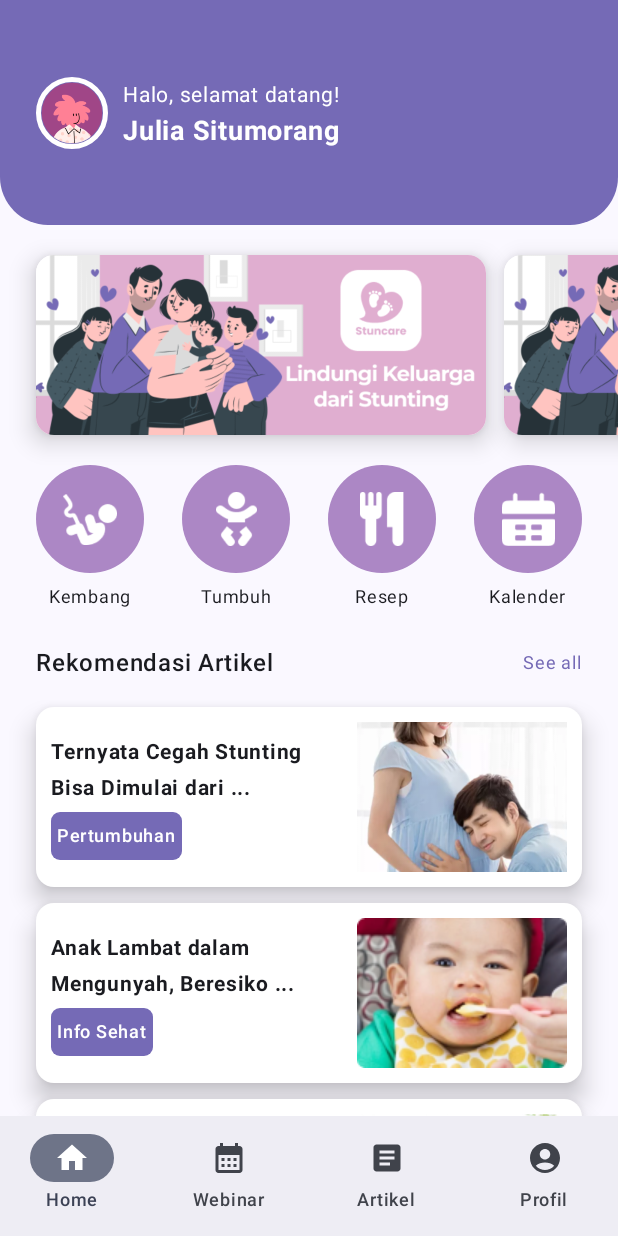
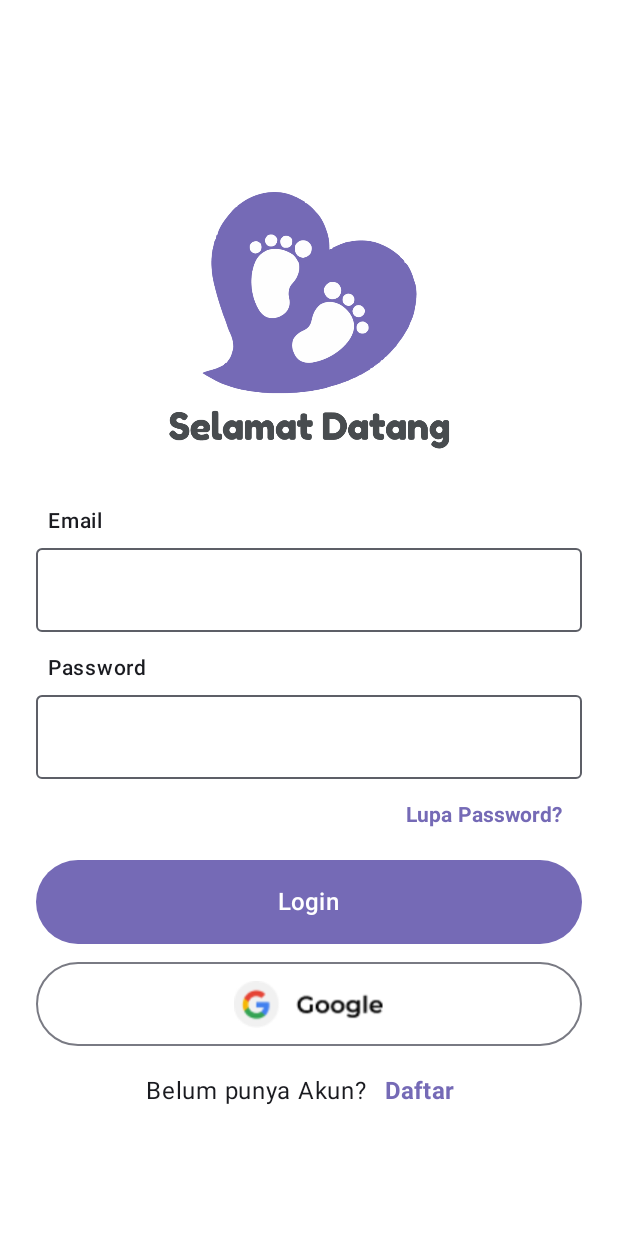
Before and after one commit to stuncare/stuncare-app, an Android app built with Jetpack Compose: the screen it shows after launch (MainActivity), on a phone screen of 412 x 824 dp. Run offline under Robolectric (Android 15) with nearby library versions, the phone set to English and light mode, and no system bars.

Commit message:
add splash screen, navigasi login & register screen

```diff
--- a/app/src/main/java/com/widyawacana/stuncare/ui/navigation/Screen.kt
+++ b/app/src/main/java/com/widyawacana/stuncare/ui/navigation/Screen.kt
@@ -18,4 +18,7 @@ sealed class Screen (val route: String){
     data object GiziAnakAwal: Screen("gizi_anak_awal")
     data object PageGiziAnak: Screen("page_gizi_anak")
     data object StatusGiziAnak: Screen("status_gizi_anak")
+    data object Login: Screen("login")
+    data object Register: Screen("register")
+    data object Splash: Screen("splash")
 }
--- a/app/src/main/java/com/widyawacana/stuncare/ui/presentation/StuncareApp.kt
+++ b/app/src/main/java/com/widyawacana/stuncare/ui/presentation/StuncareApp.kt
@@ -1,5 +1,6 @@
 package com.widyawacana.stuncare.ui.presentation
 
+import androidx.compose.animation.AnimatedVisibility
 import androidx.compose.foundation.layout.padding
 import androidx.compose.material.icons.Icons
 import androidx.compose.material.icons.filled.AccountCircle
@@ -14,6 +15,7 @@ import androidx.compose.material3.Text
 import androidx.compose.runtime.Composable
 import androidx.compose.runtime.getValue
 import androidx.compose.ui.Modifier
+import androidx.compose.ui.platform.LocalContext
 import androidx.compose.ui.res.stringResource
 import androidx.navigation.NavGraph.Companion.findStartDestination
 import androidx.navigation.NavHostController
@@ -23,6 +25,7 @@ import androidx.navigation.compose.composable
 import androidx.navigation.compose.currentBackStackEntryAsState
 import androidx.navigation.compose.rememberNavController
 import androidx.navigation.navArgument
+import com.example.stuncare.presentation.LoginScreen
 import com.widyawacana.stuncare.R
 import com.widyawacana.stuncare.ui.navigation.NavigationItem
 import com.widyawacana.stuncare.ui.navigation.Screen
@@ -31,27 +34,41 @@ import com.widyawacana.stuncare.ui.presentation.artikel.detailartikel
 import com.widyawacana.stuncare.ui.presentation.beranda.HomeScreen
 import com.widyawacana.stuncare.ui.presentation.gizianak.StatusGiziAnakScreen
 import com.widyawacana.stuncare.ui.presentation.gizianak.giziawalpage
-import com.widyawacana.stuncare.ui.presentation.gizianak.pagegzianak
 import com.widyawacana.stuncare.ui.presentation.kehamilan.PerkembanganKehamilanScreen
 import com.widyawacana.stuncare.ui.presentation.kehamilan.StatusPerkembanganKehamilanScreen
 import com.widyawacana.stuncare.ui.presentation.profile.ProfileScreen
+import com.widyawacana.stuncare.ui.presentation.register.PageRegister
 import com.widyawacana.stuncare.ui.presentation.resep.DetailResepScreen
 import com.widyawacana.stuncare.ui.presentation.resep.MenuSarapanScreen
 import com.widyawacana.stuncare.ui.presentation.resep.ResepScreen
+import com.widyawacana.stuncare.ui.presentation.splash.SplashScreen
 import com.widyawacana.stuncare.ui.presentation.webinar.WebinarScreen
+import com.widyawacana.stuncare.utils.shouldShowBottomBar
+import pagegzianak
 
 @Composable
 fun StuncareApp(modifier: Modifier = Modifier,  navController: NavHostController = rememberNavController()) {
+    val navBackStack by navController.currentBackStackEntryAsState()
+    val currentRoute = navBackStack?.destination?.route
+    val context = LocalContext.current
+
     Scaffold(
         bottomBar = {
-            BottomBar(navController = navController)
+            AnimatedVisibility(visible = currentRoute.shouldShowBottomBar()) {
+                BottomBar(navController = navController)
+            }
+
         }
     ) {contentPadding ->
         NavHost(
             navController = navController,
-            startDestination = Screen.Home.route,
+            startDestination = Screen.Splash.route,
             modifier = modifier.padding(contentPadding)
         ) {
+            composable(Screen.Splash.route) {
+                SplashScreen(navController = navController)
+            }
+
             composable(Screen.Home.route) {
                 HomeScreen(navController = navController)
             }
@@ -65,7 +82,7 @@ fun StuncareApp(modifier: Modifier = Modifier,  navController: NavHostController
             }
 
             composable(Screen.Profil.route) {
-                ProfileScreen()
+                ProfileScreen(navController = navController)
             }
 
             composable(
@@ -130,8 +147,17 @@ fun StuncareApp(modifier: Modifier = Modifier,  navController: NavHostController
                 )
             }
 
+            composable(
+                Screen.Login.route
+            ) { navBackStackEntry ->
+                LoginScreen(navController = navController)
+            }
 
-
+            composable(
+                Screen.Register.route
+            ) { navBackStackEntry ->
+                PageRegister(navController = navController)
+            }
         }
 
     }
--- a/app/src/main/java/com/widyawacana/stuncare/ui/presentation/gizianak/pagegizianak.kt
+++ b/app/src/main/java/com/widyawacana/stuncare/ui/presentation/gizianak/pagegizianak.kt
@@ -1,4 +1,3 @@
-
 import android.annotation.SuppressLint
 
 import androidx.compose.foundation.layout.Arrangement
@@ -36,7 +35,9 @@ import androidx.compose.ui.text.font.FontWeight
 import androidx.compose.ui.text.style.TextAlign
 import androidx.compose.ui.unit.dp
 import androidx.compose.ui.unit.sp
+import androidx.navigation.NavController
 import com.widyawacana.stuncare.R
+import com.widyawacana.stuncare.ui.navigation.Screen
 
 @OptIn(ExperimentalMaterial3Api::class)
 @SuppressLint("UnusedMaterial3ScaffoldPaddingParameter")
--- a/app/src/main/java/com/widyawacana/stuncare/ui/presentation/login/LoginScreen.kt
+++ b/app/src/main/java/com/widyawacana/stuncare/ui/presentation/login/LoginScreen.kt
@@ -6,13 +6,19 @@ import androidx.compose.foundation.layout.Arrangement
 import androidx.compose.foundation.layout.Column
 import androidx.compose.foundation.layout.Row
 import androidx.compose.foundation.layout.Spacer
+import androidx.compose.foundation.layout.fillMaxSize
 import androidx.compose.foundation.layout.fillMaxWidth
 import androidx.compose.foundation.layout.height
 import androidx.compose.foundation.layout.padding
+import androidx.compose.foundation.layout.size
 import androidx.compose.foundation.layout.width
+import androidx.compose.foundation.rememberScrollState
+import androidx.compose.foundation.verticalScroll
 import androidx.compose.material3.Button
 import androidx.compose.material3.ButtonDefaults
+import androidx.compose.material3.Divider
 import androidx.compose.material3.Icon
+import androidx.compose.material3.OutlinedButton
 import androidx.compose.material3.OutlinedTextField
 import androidx.compose.material3.Text
 import androidx.compose.material3.TextButton
@@ -29,27 +35,29 @@ import androidx.compose.ui.res.painterResource
 import androidx.compose.ui.text.font.FontWeight
 import androidx.compose.ui.unit.dp
 import androidx.compose.ui.unit.sp
+import androidx.navigation.NavController
 import com.widyawacana.stuncare.R
+import com.widyawacana.stuncare.ui.navigation.Screen
 
 @Composable
-fun LoginScreen() {
+fun LoginScreen(navController: NavController) {
     Column(
         modifier = Modifier
-            .width(360.dp)
-            .height(800.dp)
+            .fillMaxSize()
             .background(color = Color(0xFFFFFFFF))
-            .padding(16.dp),
-        verticalArrangement = Arrangement.Top,
+            .padding(horizontal = 24.dp)
+            .verticalScroll(rememberScrollState()),
+        verticalArrangement = Arrangement.Center,
         horizontalAlignment = Alignment.CenterHorizontally
     ) {
         Spacer(modifier = Modifier.height(55.dp))
         Image(
-            painter = painterResource(id = R.drawable.logo),
+            painter = painterResource(id = R.drawable.img_login_akun),
             contentDescription = "Logo",
             contentScale = ContentScale.Crop,
             modifier = Modifier
-                .width(245.dp)
-                .height(230.dp)
+                .width(204.dp)
+                .height(187.dp)
         )
         var emaillogin by remember { mutableStateOf("") }
         var passwordlogin by remember { mutableStateOf("") }
@@ -104,20 +112,23 @@ fun LoginScreen() {
         Row(
             modifier = Modifier.fillMaxWidth(),
             horizontalArrangement = Arrangement.End
-        ){TextButton(
-            onClick = {  } // Arahkan Mau Kemana textbutton Lupa Password ini
+        ) {
+            TextButton(
+                onClick = { } // Arahkan Mau Kemana textbutton Lupa Password ini
             ) {
                 Text(
                     text = "Lupa Password?",
-                fontSize = 16.sp,
+                    fontSize = 14.sp,
                     fontWeight = FontWeight.Bold,
-                color = Color.Black
+                    color = Color(0xFF756AB6)
                 )
             }
         }
         Spacer(modifier = Modifier.height(6.dp))
         Button(
-            onClick = { /* TODO: Add your action here */ },// arahkan ke mana
+            onClick = {
+                navController.navigate(Screen.Home.route)
+            },// arahkan ke mana
             colors = ButtonDefaults.buttonColors(
                 containerColor = Color(0xFF756AB6)
             ),
@@ -125,46 +136,62 @@ fun LoginScreen() {
                 .fillMaxWidth()
                 .height(56.dp)
         ) {
-            Text(text = "Login",
-                fontSize = 20.sp,
+            Text(
+                text = "Login",
+                fontSize = 16.sp,
                 fontWeight = FontWeight.Medium,
-                color = Color.White)
+                color = Color.White
+            )
         }
         Spacer(modifier = Modifier.height(6.dp))
-        Text(text = "atau")
-        Button(
+//        Row(verticalAlignment = Alignment.CenterVertically, horizontalArrangement = Arrangement.Center) {
+//            Row {
+//                Divider(color = Color.LightGray, thickness = 1.dp)
+//            }
+//            Row {
+//                Text(text = "atau")
+//            }
+//            Row {
+//                Divider(color = Color.LightGray, thickness = 1.dp)
+//            }
+//        }
+
+        Spacer(modifier = Modifier.height(6.dp))
+        OutlinedButton(
             onClick = { /* TODO: Add your action here */ },
-            colors = ButtonDefaults.buttonColors(
-                containerColor = Color(0xFF756AB6)
-            ),
             modifier = Modifier
                 .fillMaxWidth()
                 .height(56.dp)
         ) {
-            Icon(
+            Image(
                 painter = painterResource(id = R.drawable.googleicon), // Replace with your icon resource
                 contentDescription = "Centered Icon",
-                tint = Color.White // Change icon color if needed
+                modifier = Modifier
+                    .width(100.dp)
+                    .height(32.dp)
             )
         }
         Spacer(modifier = Modifier.height(6.dp))
         Row(
             modifier = Modifier.fillMaxWidth(),
-            horizontalArrangement = Arrangement.Center
+            horizontalArrangement = Arrangement.Center,
+            verticalAlignment = Alignment.CenterVertically
         )
-        {TextButton(
-            onClick = {  } // Arahkan Mau Kemana textbutton Lupa Password ini
+        {
+            Text(text = "Belum punya Akun?", fontSize = 16.sp,
+                fontWeight = FontWeight.Normal)
+            TextButton(
+                onClick = {
+                    navController.navigate(Screen.Register.route)
+                } // Arahkan Mau Kemana textbutton Lupa Password ini
             ) {
                 Text(
-                text = "Belom punya Akun?DAFTAR",
+                    text = "Daftar",
                     fontSize = 16.sp,
                     fontWeight = FontWeight.Bold,
-                color = Color.Black
+                    color = Color(0xFF756AB6)
                 )
             }
         }
-
-
-
     }
 }
--- /dev/null
+++ b/app/src/main/java/com/widyawacana/stuncare/ui/presentation/splash/SplashScreen.kt
@@ -0,0 +1,69 @@
+package com.widyawacana.stuncare.ui.presentation.splash
+
+import androidx.compose.animation.core.Animatable
+import androidx.compose.animation.core.tween
+import androidx.compose.foundation.Image
+import androidx.compose.foundation.background
+import androidx.compose.foundation.isSystemInDarkTheme
+import androidx.compose.foundation.layout.Arrangement
+import androidx.compose.foundation.layout.Column
+import androidx.compose.foundation.layout.fillMaxSize
+import androidx.compose.foundation.layout.padding
+import androidx.compose.foundation.layout.size
+import androidx.compose.material3.Surface
+import androidx.compose.runtime.Composable
+import androidx.compose.runtime.LaunchedEffect
+import androidx.compose.runtime.remember
+import androidx.compose.ui.Alignment
+import androidx.compose.ui.Modifier
+import androidx.compose.ui.draw.scale
+import androidx.compose.ui.graphics.Color
+import androidx.compose.ui.res.painterResource
+import androidx.compose.ui.unit.dp
+import androidx.navigation.NavController
+import com.widyawacana.stuncare.R
+import com.widyawacana.stuncare.ui.navigation.Screen
+import kotlinx.coroutines.delay
+
+@Composable
+fun SplashScreen(navController: NavController) {
+    val scale = remember { Animatable(0f) }
+    val isDarkMode = isSystemInDarkTheme()
+
+    LaunchedEffect(
+        key1 = true,
+        block = {
+            scale.animateTo(
+                targetValue = 0.9f,
+                animationSpec = tween(
+                    durationMillis = 800
+                )
+            )
+            delay(2000L)
+            navController.navigate(Screen.Login.route) {
+                popUpTo(Screen.Splash.route) {
+                    inclusive = true
+                }
+            }
+        }
+    )
+
+    Surface(
+        modifier = Modifier
+            .scale(scale.value)
+            .fillMaxSize()
+    ) {
+        Column(
+            horizontalAlignment = Alignment.CenterHorizontally,
+            verticalArrangement = Arrangement.Center,
+            modifier = Modifier.background(color = Color(0xFFFFFFFF))
+        ) {
+            val image = if (isDarkMode) {
+                R.drawable.logo_stuncare_purple
+            } else {
+                R.drawable.logo_stuncare_purple
+            }
+            Image(painter = painterResource(id = image), contentDescription = null, modifier = Modifier.size(192.dp))
+        }
+    }
+}
--- /dev/null
+++ b/app/src/main/java/com/widyawacana/stuncare/utils/Helper.kt
@@ -0,0 +1,12 @@
+package com.widyawacana.stuncare.utils
+
+import com.widyawacana.stuncare.ui.navigation.Screen
+
+fun String?.shouldShowBottomBar(): Boolean {
+    return this in setOf(
+        Screen.Home.route,
+        Screen.Webinar.route,
+        Screen.Artikel.route,
+        Screen.Profil.route
+    )
+}
```
Also changed, not shown: app/src/main/java/com/widyawacana/stuncare/ui/presentation/beranda/HomeScreen.kt (+6 -7 lines), app/src/main/java/com/widyawacana/stuncare/ui/presentation/kehamilan/StatusPerkembanganKehamilanScreen.kt (+42 -0 lines), app/src/main/java/com/widyawacana/stuncare/ui/presentation/profile/ProfileScreen.kt (+8 -4 lines), app/src/main/java/com/widyawacana/stuncare/ui/presentation/register/pageregister.kt (+67 -37 lines), app/src/main/res/drawable/img_daftar_akun.png (added), app/src/main/res/drawable/img_login_akun.png (added), app/src/main/res/drawable/logo_stuncare.png (added), app/src/main/res/drawable/logo_stuncare_purple.png (added). Lines whose indentation alone changed are shown as unchanged.
